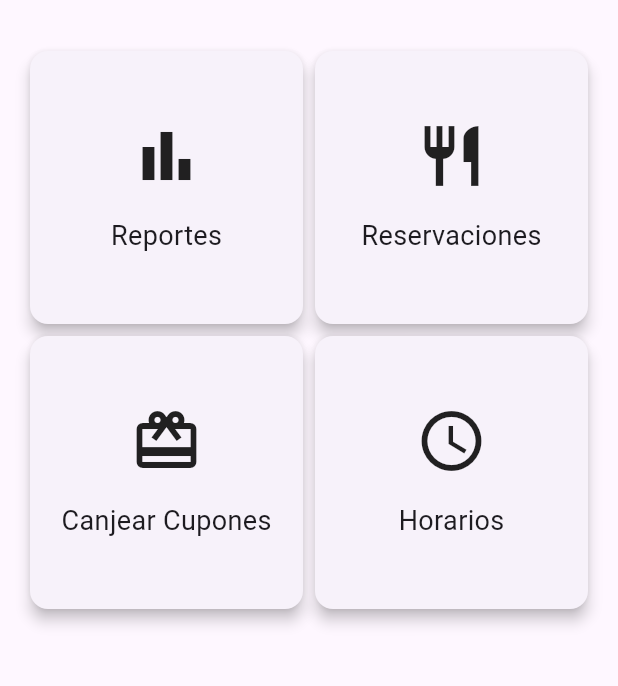
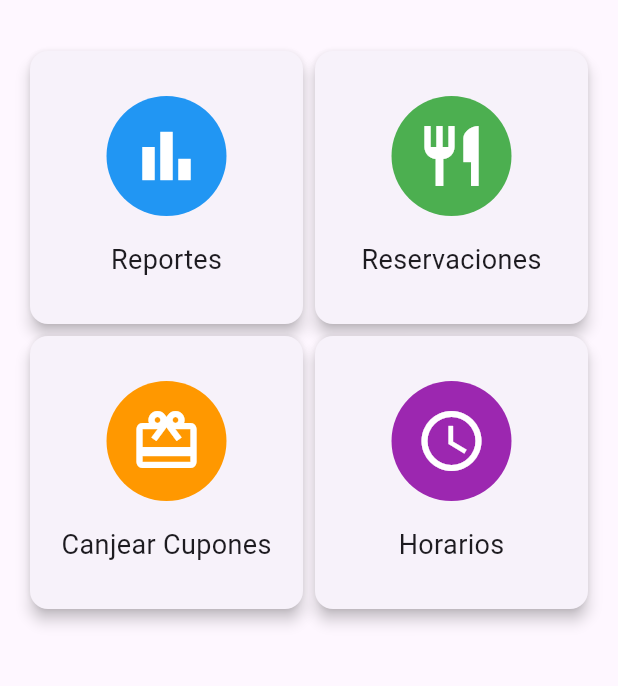
Before and after one commit to Raftech1723/CHAPATUMESA, a Flutter app: the screen it shows after launch, on a phone screen of 412 x 824 dp, the part 63-749 px from its top. Run offline on Flutter 3.47's test engine with Material 3 defaults, Android fonts, the phone set to English and light mode, and no system bars; our stand-ins replace sqflite; accounts and stored records are empty.

Commit message:
cambio 2

```diff
--- a/restaurante_reserva/lib/screens/home_screen.dart
+++ b/restaurante_reserva/lib/screens/home_screen.dart
@@ -35,22 +35,22 @@ class _HomeScreenState extends State<HomeScreen> {
         crossAxisCount: 2,
         padding: EdgeInsets.all(16.0),
         children: [
-          _buildMenuItem(Icons.bar_chart, 'Reportes', () {
+          _buildMenuItem(Icons.bar_chart, 'Reportes', Colors.blue, () {
             Navigator.push(
               context,
               MaterialPageRoute(builder: (context) => ReportesScreen()),
             );
           }),
-          _buildMenuItem(Icons.restaurant, 'Reservaciones', () {
+          _buildMenuItem(Icons.restaurant, 'Reservaciones', Colors.green, () {
             Navigator.push(
               context,
               MaterialPageRoute(builder: (context) => VerReservacionesScreen()),
             );
           }),
-          _buildMenuItem(Icons.card_giftcard, 'Canjear Cupones', () {
+          _buildMenuItem(Icons.card_giftcard, 'Canjear Cupones', Colors.orange, () {
             // Navegar a la pantalla de Canjear Cupones
           }),
-          _buildMenuItem(Icons.schedule, 'Horarios', () {
+          _buildMenuItem(Icons.schedule, 'Horarios', Colors.purple, () {
             Navigator.push(
               context,
               MaterialPageRoute(builder: (context) => HorariosScreen()),
@@ -61,7 +61,7 @@ class _HomeScreenState extends State<HomeScreen> {
     );
   }
 
-  Widget _buildMenuItem(IconData icon, String title, VoidCallback onTap) {
+  Widget _buildMenuItem(IconData icon, String title, Color color, VoidCallback onTap) {
     return Card(
       elevation: 4.0,
       child: InkWell(
@@ -69,7 +69,14 @@ class _HomeScreenState extends State<HomeScreen> {
         child: Column(
           mainAxisAlignment: MainAxisAlignment.center,
           children: [
-            Icon(icon, size: 48.0),
+            Container(
+              decoration: BoxDecoration(
+                color: color,
+                shape: BoxShape.circle,
+              ),
+              padding: EdgeInsets.all(16.0),
+              child: Icon(icon, size: 48.0, color: Colors.white),
+            ),
             SizedBox(height: 16.0),
             Text(title, style: TextStyle(fontSize: 18.0)),
           ],
```
Also changed, not shown: restaurante_reserva/lib/screens/ver_reservaciones_screen.dart (+25 -4 lines).
